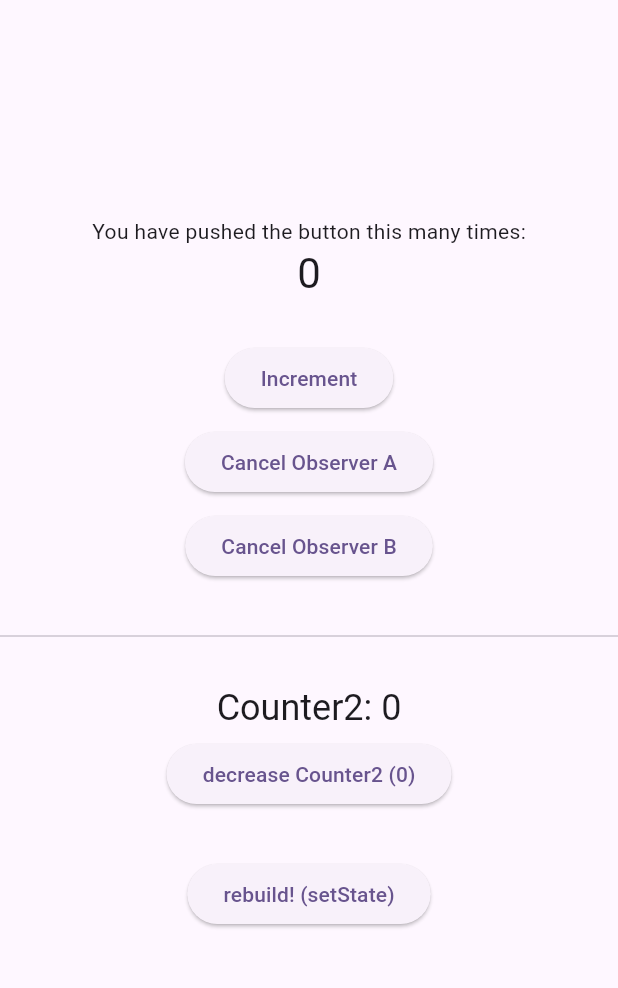
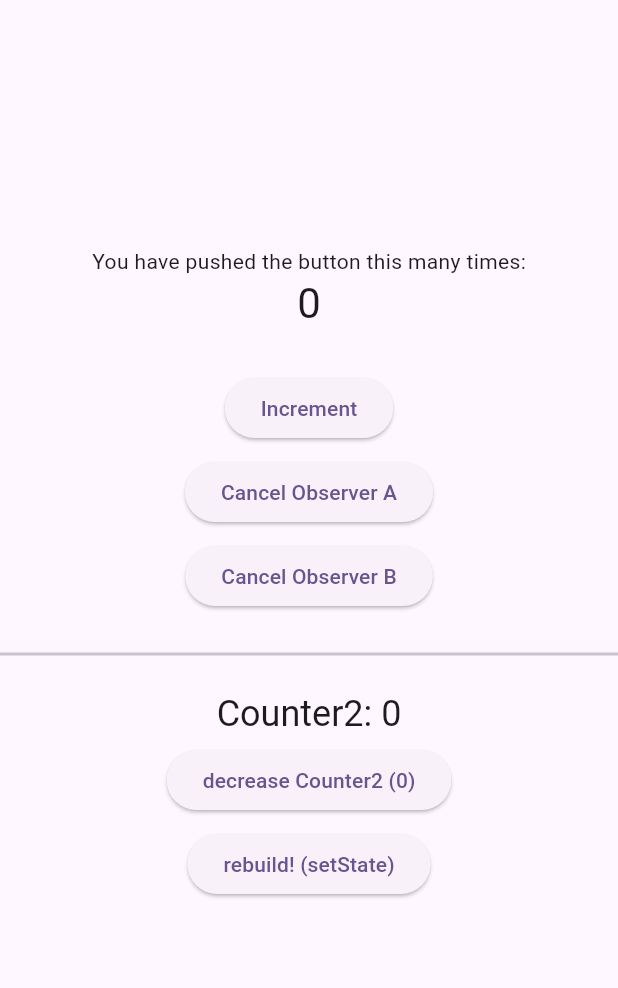
Before and after one commit to note11g/view_model_kit, a Flutter app: the screen it shows after launch, after a tap on "Cancel Observer A", on a phone screen of 412 x 824 dp, the part 84-1072 px from its top. Run offline on Flutter 3.47's test engine with Material 2 defaults, Android fonts, the phone set to English and light mode, and no system bars.

Commit message:
Release 0.0.4

```diff
--- /dev/null
+++ b/example/lib/main_container.dart
@@ -0,0 +1,5 @@
+import 'package:view_model_kit/view_model_kit.dart';
+
+class MainContainer extends BaseContainer {
+  late final mainCounter = create(0);
+}
--- a/example/lib/main_page.dart
+++ b/example/lib/main_page.dart
@@ -44,6 +44,12 @@ class _MainPageState extends StateWithViewModel<MainPage, MainViewModel> {
 
   Widget _counterSection() =>
       Column(mainAxisAlignment: MainAxisAlignment.center, children: [
+        _defaultCounterSection(),
+        const Divider(height: 48, thickness: 2),
+        _counterWithSelectBuilderSection(),
+      ]);
+
+  Widget _defaultCounterSection() => Column(children: [
         const Text('You have pushed the button this many times:'),
         Text(
           '${viewModel.counter.value}',
@@ -59,9 +65,9 @@ class _MainPageState extends StateWithViewModel<MainPage, MainViewModel> {
           viewModel.counter.cancelObserve(observerB);
           log("Observer B is canceled!", name: "Observer B");
         }),
-        const SizedBox(height: 24),
-        const Divider(),
-        const SizedBox(height: 24),
+      ]);
+
+  Widget _counterWithSelectBuilderSection() => Column(children: [
         SelectBuilder(
             rx: viewModel.counter2,
             builder: (context, value) {
@@ -70,12 +76,11 @@ class _MainPageState extends StateWithViewModel<MainPage, MainViewModel> {
             }),
         textButton("decrease Counter2 (${viewModel.counter2.value})",
             onTap: viewModel.decreaseCounter2),
-        const SizedBox(height: 24),
         textButton("rebuild! (setState)", onTap: () => setState(() {})),
       ]);
+
+  Widget textButton(String text, {required VoidCallback onTap}) => Padding(
+        padding: const EdgeInsets.all(4),
+        child: ElevatedButton(onPressed: onTap, child: Text(text)),
+      );
 }
-
-Widget textButton(String text, {required VoidCallback onTap}) => Padding(
-      padding: const EdgeInsets.all(4),
-      child: ElevatedButton(onPressed: onTap, child: Text(text)),
-    );
--- a/lib/src/rx/rx_base.dart
+++ b/lib/src/rx/rx_base.dart
@@ -8,18 +8,16 @@ abstract class BaseR<V> {
   void observe(void Function() observer) => _observers.add(observer);
 
   /// cancel observing value changes.
-  void cancelObserve(void Function() listener) {
-    _observers.remove(listener);
-  }
+  void cancelObserve(void Function() listener) => _observers.remove(listener);
 
   /* ----- Private ----- */
 
-  void Function() get _notifyAtStatefulWidget;
+  void Function()? get _notifyAtStatefulWidget;
 
   final List<void Function()> _observers = [];
 
   void _notify() {
-    if (_enableDefaultNotify) _notifyAtStatefulWidget();
+    if (_enableDefaultNotify) _notifyAtStatefulWidget?.call();
     for (final observer in _observers) {
       observer.call();
     }
--- a/lib/src/rx/rx_list_impl.dart
+++ b/lib/src/rx/rx_list_impl.dart
@@ -5,7 +5,7 @@ class RList<V> extends BaseR<List<V>> {
   final List<V> _list;
 
   @override
-  late final void Function() _notifyAtStatefulWidget;
+  late final void Function()? _notifyAtStatefulWidget;
 
   RList._(this._list);
 
--- a/lib/src/rx/rx_value_impl.dart
+++ b/lib/src/rx/rx_value_impl.dart
@@ -5,7 +5,7 @@ class R<V> extends BaseR<V> {
   V _value;
 
   @override
-  late final void Function() _notifyAtStatefulWidget;
+  late final void Function()? _notifyAtStatefulWidget;
 
   R._(this._value);
 
--- a/lib/view_model_kit.dart
+++ b/lib/view_model_kit.dart
@@ -15,3 +15,5 @@ part 'src/rx/rx_list_impl.dart';
 part 'src/rx/rx_value_extension.dart';
 
 part 'src/select_builder_widget.dart';
+
+part 'src/rx_container.dart';
--- a/pubspec.yaml
+++ b/pubspec.yaml
@@ -1,6 +1,6 @@
 name: view_model_kit
-description: A simple and easy ViewModel and state management Library.
-version: 0.0.3
+description: A simple and easy ViewModel and state management Library. support ViewModel's state hold, Global state management. (Container's state hold)
+version: 0.0.4
 homepage: https://github.com/note11g/view_model_kit
 
 environment:
```
Also changed, not shown: lib/src/rx/rx_value_extension.dart (+17 -1 lines), lib/src/rx_container.dart (added, +9 -0 lines), example/pubspec.lock, 2 other files.
